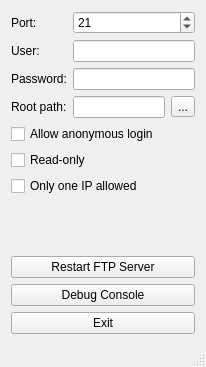
Above: mainwindow.ui from sashoalm/QFtpServer before the change. Below: the same form after it.
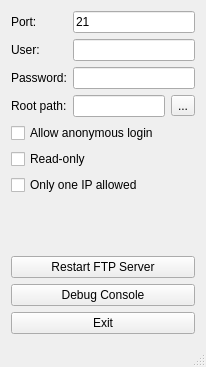
That is the form after the change.

Commit message: Use a numbers-only edit box instead of spin box for port number.

```diff
--- a/mainwindow.ui
+++ b/mainwindow.ui
@@ -91,19 +91,6 @@
       </property>
      </widget>
     </item>
-    <item row="0" column="1" colspan="2">
-     <widget class="QSpinBox" name="spinBoxPort">
-      <property name="minimum">
-       <number>1</number>
-      </property>
-      <property name="maximum">
-       <number>65535</number>
-      </property>
-      <property name="value">
-       <number>21</number>
-      </property>
-     </widget>
-    </item>
     <item row="8" column="0" colspan="3">
      <widget class="QCheckBox" name="checkBoxOnlyOneIpAllowed">
       <property name="text">
@@ -131,6 +118,13 @@
       </property>
      </widget>
     </item>
+    <item row="0" column="1" colspan="2">
+     <widget class="QLineEdit" name="lineEditPort">
+      <property name="text">
+       <string>21</string>
+      </property>
+     </widget>
+    </item>
    </layout>
   </widget>
   <widget class="QMenuBar" name="menuBar">
```
Left out of the diff: 2 changed lines with no effect on the pictures. The commit also changes 1 other file.
